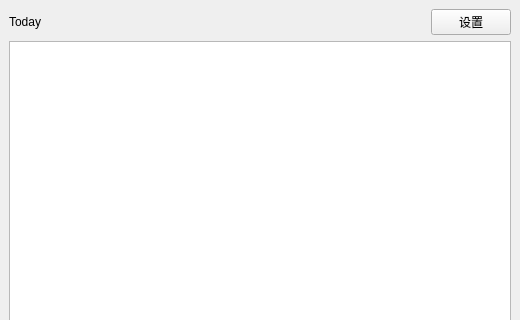
2436238575/daily-todos, file ui/resources/main_window.ui: the form before one commit; both pictures show x 0 to 520 and y 0 to 320 of the 520 by 680 pixel window.
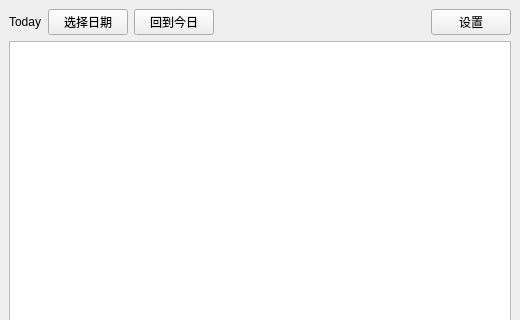
The form after the commit.

Patch:
```diff
--- a/ui/resources/main_window.ui
+++ b/ui/resources/main_window.ui
@@ -24,6 +24,20 @@
         </property>
        </widget>
       </item>
+      <item>
+       <widget class="QPushButton" name="selectDateButton">
+        <property name="text">
+         <string>选择日期</string>
+        </property>
+       </widget>
+      </item>
+      <item>
+       <widget class="QPushButton" name="todayButton">
+        <property name="text">
+         <string>回到今日</string>
+        </property>
+       </widget>
+      </item>
       <item>
        <spacer name="headerSpacer">
         <property name="orientation">
```
